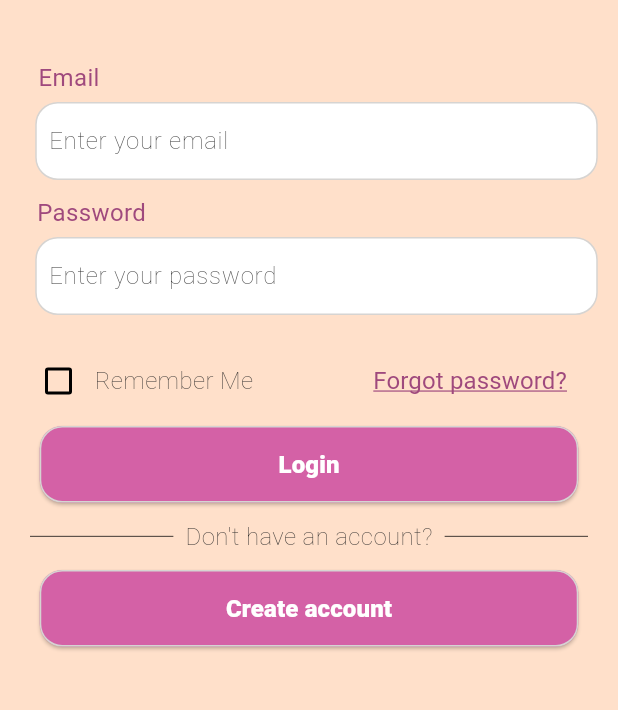
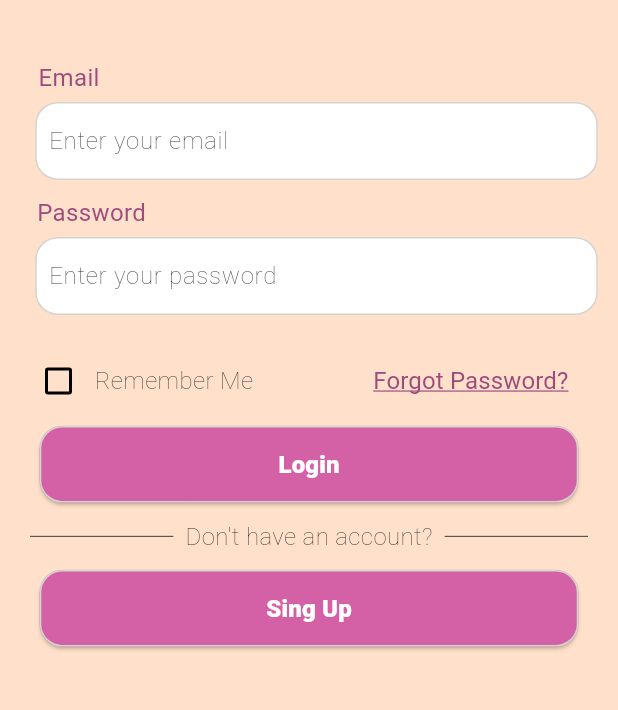
Before and after one commit to mayasaltzman/FNGR, a Flutter app: the screen it shows after launch, on a phone screen of 412 x 824 dp, the part 408-1118 px from its top. Run offline on Flutter 3.47's test engine with Material 3 defaults, Android fonts, the phone set to English and light mode, and no system bars; our stand-ins replace auto_size_text, cloud_firestore, firebase_auth, firebase_core, geocoding, geolocator and 2 more; missing offline and left inert: flutter_chat_core, flutter_chat_ui; accounts and stored records are empty; Roboto replaces fonts that are missing (Gilroy-bold).

Commit message:
fix capitalization of page text

```diff
--- a/lib/pages/auth/login_page.dart
+++ b/lib/pages/auth/login_page.dart
@@ -195,7 +195,7 @@ class _LoginState extends State<LoginPage> {
                       tapTargetSize: MaterialTapTargetSize.shrinkWrap,
                     ),
                     child: const Text(
-                      'Forgot password?',
+                      'Forgot Password?',
                       style: TextStyle(
                         decoration: TextDecoration.underline,
                         decorationColor: Color(0xFF9F497D),
@@ -265,7 +265,7 @@ class _LoginState extends State<LoginPage> {
                     Navigator.push(context, MaterialPageRoute(builder: (context) => const CreateAccount()));
                   },
                   child: Text(
-                    'Create account',
+                    'Sing Up',
                     style: ProfileStyles.buttonText,
                   ),
                 ),
```
